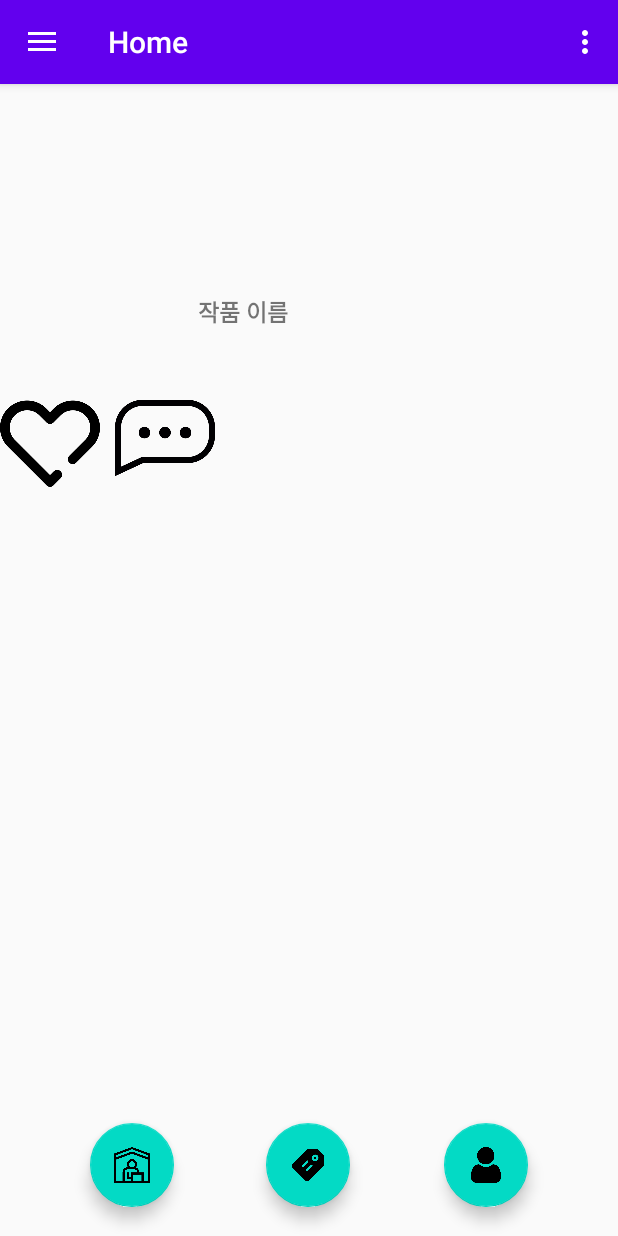
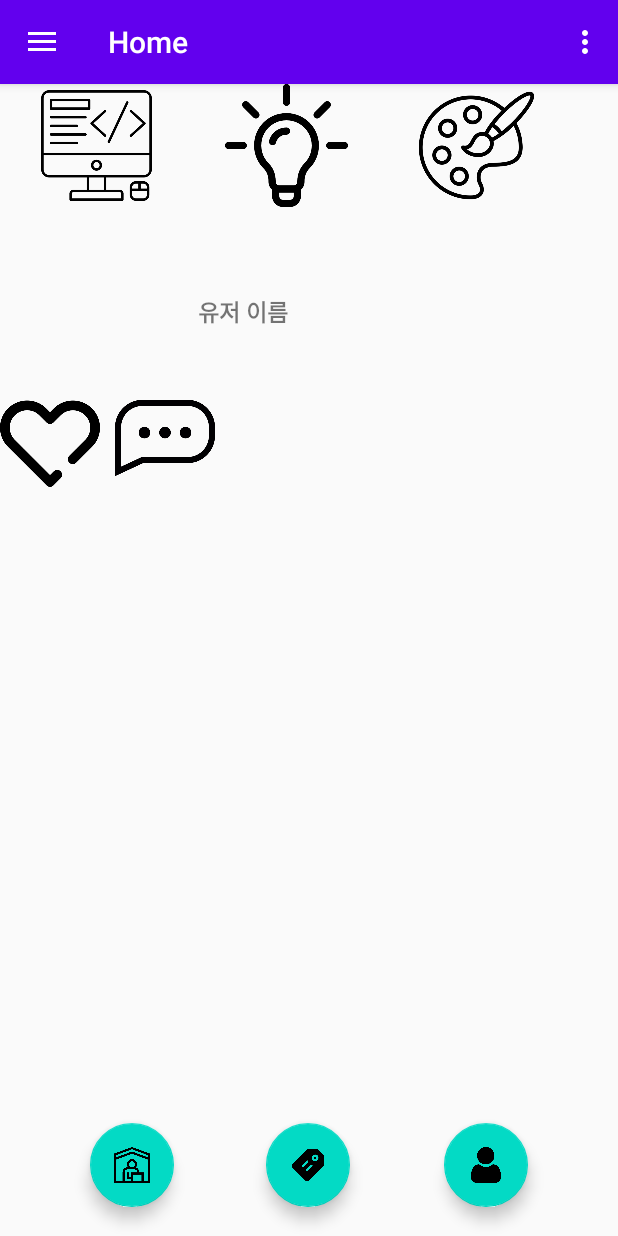
Before and after one commit to wjswlgns03/Art_Story_TEAM, an Android app: the screen it shows after launch (MainActivity), on a phone screen of 412 x 824 dp. Run offline under Robolectric (Android 15) with nearby library versions, the phone set to English and light mode, and no system bars; our stand-ins replace navigation-ui.

Commit message:
"troubleshooting error and calss file Add"

```diff
--- a/app/src/main/res/drawable/heart.xml
+++ /dev/null
@@ -1,4 +0,0 @@
-<?xml version="1.0" encoding="utf-8"?>
-<selector xmlns:android="http://schemas.android.com/apk/res/android">
-
-</selector>
--- a/app/src/main/res/layout/fragment_home.xml
+++ b/app/src/main/res/layout/fragment_home.xml
@@ -6,19 +6,44 @@
     android:layout_height="match_parent"
     tools:context=".ui.home.HomeFragment">
 
-
     <LinearLayout
         android:id="@+id/linearLayout"
-        android:layout_width="419dp"
+        android:layout_width="match_parent"
         android:layout_height="82dp"
         android:orientation="horizontal"
+        android:layout_marginStart="16dp"
+        android:layout_marginEnd="16dp"
         app:layout_constraintEnd_toEndOf="parent"
         app:layout_constraintStart_toStartOf="parent"
-        app:layout_constraintTop_toTopOf="parent"></LinearLayout>
+        app:layout_constraintTop_toTopOf="parent">
 
+        <!-- 카테고리별 작품 넣을 곳인데 아직 어떻게 구현할 지 못 정함 -->
+        <ImageView
+            android:id="@+id/imageView2"
+            android:layout_width="0dp"
+            android:layout_height="wrap_content"
+            android:layout_weight="1"
+            android:layout_marginEnd="30dp"
+            android:src="@drawable/programming" />
 
+        <ImageView
+            android:id="@+id/imageView3"
+            android:layout_width="0dp"
+            android:layout_height="wrap_content"
+            android:layout_weight="1"
+            android:layout_marginEnd="30dp"
+            android:src="@drawable/idea" />
 
+        <ImageView
+            android:id="@+id/imageView5"
+            android:layout_width="0dp"
+            android:layout_height="wrap_content"
+            android:layout_weight="1"
+            android:layout_marginEnd="30dp"
+            android:src="@drawable/free_icon_art_5311124" />
+    </LinearLayout>
 
+    <!-- 홈화면 버튼 -->
     <com.google.android.material.floatingactionbutton.FloatingActionButton
         android:id="@+id/home_btn"
         android:layout_width="wrap_content"
@@ -30,6 +55,7 @@
         app:layout_constraintBottom_toBottomOf="parent"
         app:layout_constraintStart_toStartOf="parent" />
 
+    <!-- 카테고리 버튼 -->
     <com.google.android.material.floatingactionbutton.FloatingActionButton
         android:id="@+id/floatingActionButton2"
         android:layout_width="wrap_content"
@@ -44,6 +70,7 @@
         app:layout_constraintHorizontal_bias="0.333"
         app:layout_constraintStart_toEndOf="@+id/home_btn" />
 
+    <!-- 프로필 버튼 -->
     <com.google.android.material.floatingactionbutton.FloatingActionButton
         android:id="@+id/floatingActionButton4"
         android:layout_width="wrap_content"
@@ -54,6 +81,8 @@
         android:src="@drawable/user"
         app:layout_constraintBottom_toBottomOf="parent"
         app:layout_constraintEnd_toEndOf="parent" />
+
+    <!-- 검색 버튼 추가 예정 -->
 
     <LinearLayout
         android:layout_width="match_parent"
@@ -83,7 +112,7 @@
                 android:layout_height="match_parent"
                 android:gravity="center"
                 android:paddingLeft="20dp"
-                android:text="작품 이름"
+                android:text="유저 이름"
                 android:textSize="15dp"
                 android:textStyle="bold" />
         </LinearLayout>
```
Also changed, not shown: app/src/main/java/com/test/art_story/MainActivity.java (+8 -8 lines), app/src/main/java/com/test/art_story/ui/home/HomeFragment.java (+1 -9 lines), app/src/main/java/com/test/art_story/ui/home/HomeViewModel.java (+1 -0 lines), app/src/main/res/layout/login.xml (+11 -6 lines), app/src/main/res/drawable-finger/free_icon_art_5311124.png (added), app/src/main/res/drawable-finger/idea.png (added), app/src/main/res/drawable-finger/programming.png (added), app/src/main/res/drawable/heart.png (deleted), 1 other file.
